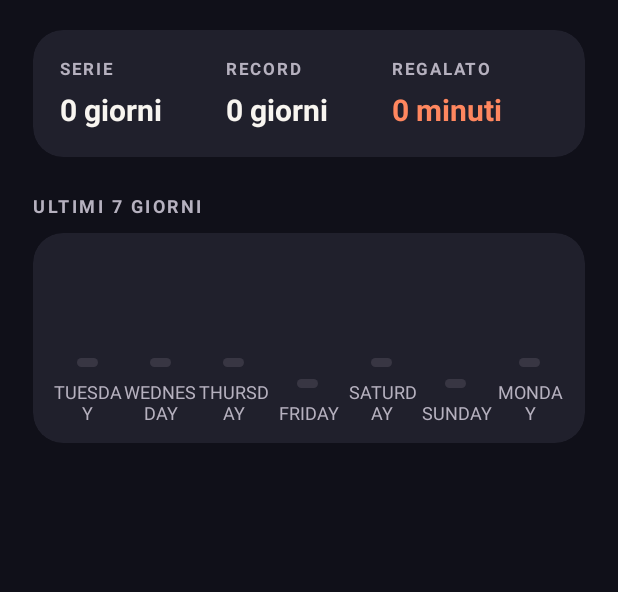
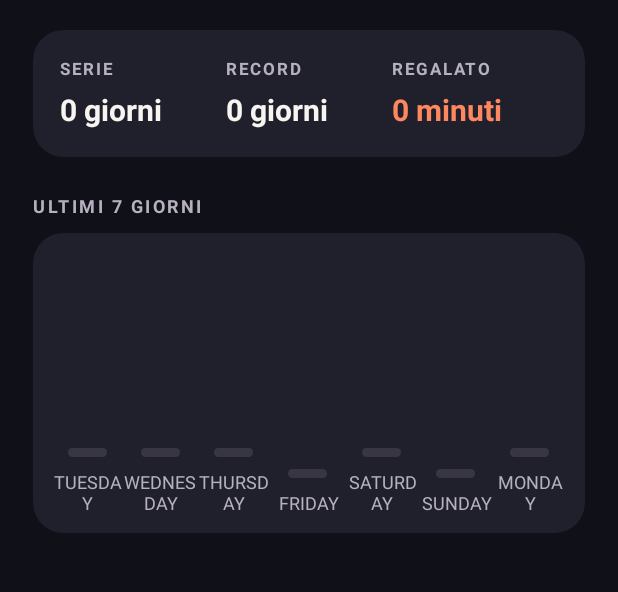
Before and after one commit to fabriziodemarco-bit/Stacca, an Android app: the HistoryActivity screen opened directly, with no data from a screen before it, on a phone screen of 412 x 824 dp, the part 308-900 px from its top. Run offline under Robolectric (Android 15) with nearby library versions, the phone set to English and light mode, and no system bars.

Commit message:
Storico: colonne del grafico più grandi e proporzionali ai minuti, con i minuti sopra
Co-Authored-By: Claude Opus 5.5 <noreply@anthropic.com>

```diff
--- a/app/src/main/java/com/stacca/app/ui/HistoryActivity.kt
+++ b/app/src/main/java/com/stacca/app/ui/HistoryActivity.kt
@@ -114,13 +114,19 @@ class HistoryActivity : AppCompatActivity() {
         }
     }
 
-    /** Sette colonne (ultimi 7 giorni, oggi a destra): più alta = più ritardo; arancione se in ritardo, grigia se in orario. */
+    /**
+     * Sette colonne (ultimi 7 giorni, oggi a destra), alte in proporzione ai minuti regalati:
+     * un'ora (o il giorno peggiore della settimana, se più lungo) riempie tutta l'altezza.
+     * Verde se in orario, arancio se in ritardo (con i minuti sopra), grigia se non registrato.
+     * Giorno non chiuso: arancio tenue a metà altezza, con una ✗ sopra.
+     */
     private fun renderWeekBars(entries: List<HistoryStore.Entry>) {
         val container = findViewById<LinearLayout>(R.id.weekBars)
         container.removeAllViews()
         val density = resources.displayMetrics.density
-        val maxBarPx = (80 * density).toInt()
-        val minBarPx = (6 * density).toInt()
+        val maxBarPx = (120 * density).toInt()
+        val minBarPx = (12 * density).toInt()
+        val emptyBarPx = (6 * density).toInt()
 
         // Si parte da 6 giorni fa, a mezzanotte
         val day = Calendar.getInstance().apply {
@@ -138,7 +144,7 @@ class HistoryActivity : AppCompatActivity() {
             val dayEntries = entries.filter { e -> e.timestampMillis >= start && e.timestampMillis < day.timeInMillis }
             Triple(label, dayEntries.sumOf { e -> e.overtimeMinutes }, dayEntries)
         }
-        val maxMinutes = maxOf(30, days.maxOf { it.second })
+        val maxMinutes = maxOf(60, days.maxOf { it.second })
 
         days.forEach { (label, minutes, dayEntries) ->
             val column = LinearLayout(this).apply {
@@ -146,18 +152,40 @@ class HistoryActivity : AppCompatActivity() {
                 gravity = Gravity.BOTTOM or Gravity.CENTER_HORIZONTAL
                 layoutParams = LinearLayout.LayoutParams(0, ViewGroup.LayoutParams.MATCH_PARENT, 1f)
             }
+            val unclosed = dayEntries.isNotEmpty() && dayEntries.all { it.unclosed }
             val late = dayEntries.any { !it.isOnTime }
             val color = when {
                 dayEntries.isEmpty() -> R.color.home_border
                 late -> R.color.home_accent
                 else -> R.color.home_success
             }
-            val height = if (dayEntries.isEmpty() || !late) minBarPx
-            else maxOf(minBarPx, maxBarPx * minutes / maxMinutes)
+            val height = when {
+                dayEntries.isEmpty() -> emptyBarPx
+                unclosed -> maxBarPx / 2
+                else -> minBarPx + (maxBarPx - minBarPx) * minutes.coerceAtMost(maxMinutes) / maxMinutes
+            }
+
+            // Sopra la colonna: i minuti regalati (ritardo) o la ✗ (non chiuso)
+            val topText = when {
+                unclosed -> "✗"
+                late && minutes > 0 -> "+$minutes"
+                else -> null
+            }
+            if (topText != null) {
+                column.addView(TextView(this).apply {
+                    text = topText
+                    textSize = 11f
+                    setTypeface(typeface, android.graphics.Typeface.BOLD)
+                    setTextColor(ContextCompat.getColor(this@HistoryActivity, R.color.home_accent))
+                    gravity = Gravity.CENTER
+                    setPadding(0, 0, 0, (4 * density).toInt())
+                })
+            }
             val bar = View(this).apply {
-                layoutParams = LinearLayout.LayoutParams((14 * density).toInt(), height)
+                layoutParams = LinearLayout.LayoutParams((26 * density).toInt(), height)
                 setBackgroundResource(R.drawable.bg_segment)
                 background.mutate().setTint(ContextCompat.getColor(this@HistoryActivity, color))
+                if (unclosed) alpha = 0.45f
             }
             val tvLabel = TextView(this).apply {
                 text = label
--- a/app/src/main/res/layout/activity_history.xml
+++ b/app/src/main/res/layout/activity_history.xml
@@ -106,7 +106,7 @@
                     <LinearLayout
                         android:id="@+id/weekBars"
                         android:layout_width="match_parent"
-                        android:layout_height="140dp"
+                        android:layout_height="200dp"
                         android:orientation="horizontal"
                         android:paddingStart="12dp"
                         android:paddingEnd="12dp"
```
